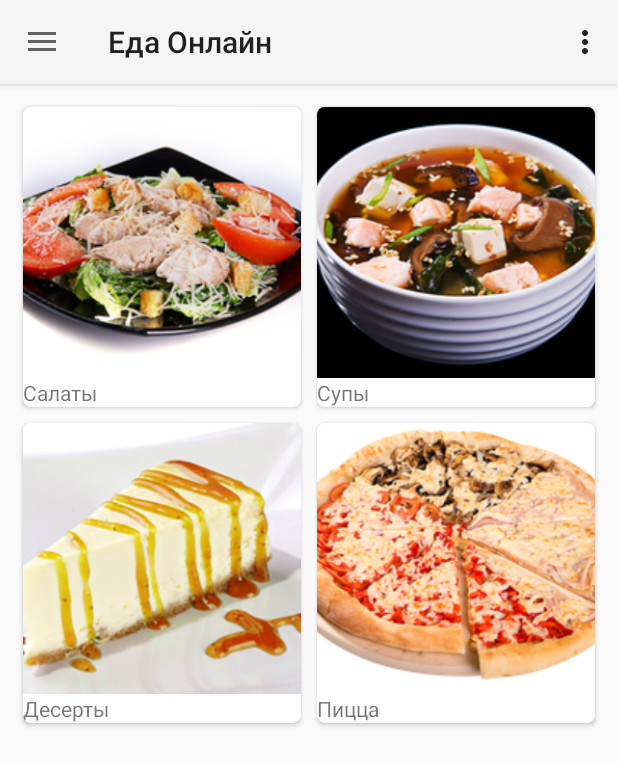
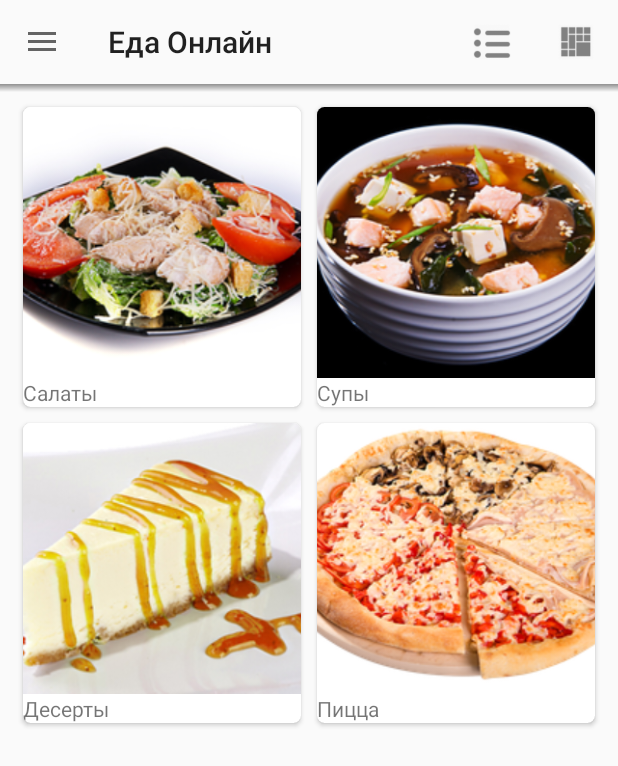
Before and after one commit to eamalhajri/OnlineShopProject, an Android app: the screen it shows after launch (MainActivity), on a phone screen of 412 x 824 dp. Shown: the top 766 px of the screen. Run offline under Robolectric (Android 15) with nearby library versions, the phone set to English and light mode, and no system bars; libraries missing offline, so code that uses them is left out: com.raizlabs.android; 3 statements that could not run were skipped.

Commit message:
replace actionbar with toolbar

```diff
--- a/OnlineShop/app/src/main/java/com/example/phantom/onlineshop/MainActivity.java
+++ b/OnlineShop/app/src/main/java/com/example/phantom/onlineshop/MainActivity.java
@@ -11,21 +11,19 @@ import android.support.v4.app.Fragment;
 import android.support.v4.app.FragmentActivity;
 import android.support.v4.widget.DrawerLayout;
 import android.support.v7.app.ActionBarDrawerToggle;
+import android.support.v7.app.AppCompatActivity;
 import android.support.v7.widget.LinearLayoutManager;
 import android.support.v7.widget.RecyclerView;
+import android.support.v7.widget.Toolbar;
 import android.util.Log;
-import android.view.LayoutInflater;
 import android.view.Menu;
-import android.view.MenuInflater;
 import android.view.MenuItem;
 import android.view.View;
-import android.widget.ShareActionProvider;
 
 import com.example.phantom.onlineshop.adapters.DrawerAdapter;
 import com.example.phantom.onlineshop.adapters.Header;
 import com.example.phantom.onlineshop.database.Model;
 import com.example.phantom.onlineshop.database.ModelDatabase;
-import com.example.phantom.onlineshop.database.Model_Table;
 import com.example.phantom.onlineshop.fragments.ContactsFragment;
 import com.example.phantom.onlineshop.fragments.TopFragment;
 import com.example.phantom.onlineshop.models.Offer;
@@ -36,7 +34,6 @@ import com.example.phantom.onlineshop.rest.ApiService;
 import com.raizlabs.android.dbflow.config.DatabaseDefinition;
 import com.raizlabs.android.dbflow.config.FlowConfig;
 import com.raizlabs.android.dbflow.config.FlowManager;
-import com.raizlabs.android.dbflow.sql.language.Delete;
 import com.raizlabs.android.dbflow.sql.language.Select;
 import com.raizlabs.android.dbflow.structure.database.DatabaseWrapper;
 import com.raizlabs.android.dbflow.structure.database.transaction.ITransaction;
@@ -48,7 +45,7 @@ import java.util.List;
 import retrofit2.Call;
 import retrofit2.Callback;
 
-public class MainActivity extends FragmentActivity {
+public class MainActivity extends AppCompatActivity {
     private ActionBarDrawerToggle drawerToggle;
     private String[] drawerTitles;
     private RecyclerView drawerRecyclerView;
@@ -56,6 +53,7 @@ public class MainActivity extends FragmentActivity {
     private ProgressDialog pd;
     private static ArrayList<Offer> offerList;
     private Fragment fragment;
+    private Toolbar toolbar;
 
     @Override
     protected void onCreate(Bundle savedInstanceState) {
@@ -158,11 +156,10 @@ public class MainActivity extends FragmentActivity {
     }
 
     private void initActionBar() {
-        ActionBar actionBar = getActionBar();
-        if (actionBar != null) {
-            actionBar.setDisplayHomeAsUpEnabled(true);
-            actionBar.setHomeButtonEnabled(true);
-        }
+        toolbar = (Toolbar) findViewById(R.id.toolbar);
+        setSupportActionBar(toolbar);
+        getSupportActionBar().setDisplayHomeAsUpEnabled(true);
+        getSupportActionBar().setHomeButtonEnabled(true);
     }
 
     private void initDrawer() {
@@ -174,11 +171,11 @@ public class MainActivity extends FragmentActivity {
             @Override
             public void onClick(int position) {
                 switch (position) {
-                    case 1:
-                        fragment = new TopFragment();
-                        break;
                     case 2:
                         fragment = new ContactsFragment();
+                        break;
+                    default:
+                        fragment = new TopFragment();
                         break;
                 }
                 getSupportFragmentManager().beginTransaction()
@@ -188,7 +185,7 @@ public class MainActivity extends FragmentActivity {
                 drawerLayout.closeDrawer(drawerRecyclerView);
             }
         });
-        drawerToggle = new ActionBarDrawerToggle(this, drawerLayout, R.string.open_drawer, R.string.close_drawer) {
+        drawerToggle = new ActionBarDrawerToggle(this, drawerLayout, toolbar, R.string.open_drawer, R.string.close_drawer) {
             @Override
             public void onDrawerClosed(View drawerView) {
                 super.onDrawerClosed(drawerView);
@@ -202,12 +199,10 @@ public class MainActivity extends FragmentActivity {
             }
         };
         drawerLayout.addDrawerListener(drawerToggle);
-
     }
 
     public Header getHeader() {
-        Header header = new Header();
-        return header;
+        return new Header();
     }
 
     @Override
@@ -234,15 +229,12 @@ public class MainActivity extends FragmentActivity {
         if (drawerToggle.onOptionsItemSelected(item)) {
             return true;
         }
-        switch (item.getItemId()) {
-            case R.id.menu_grid:
+        int id = item.getItemId();
+        if (id == R.id.menu_list) {
 
-                return true;
-            case R.id.menu_list:
+            return true;
+        }
 
-                return true;
-            default:
-                return super.onOptionsItemSelected(item);
-        }
+        return super.onOptionsItemSelected(item);
     }
 }
--- a/OnlineShop/app/src/main/res/color/black.xml
+++ /dev/null
@@ -1,4 +0,0 @@
-<?xml version="1.0" encoding="utf-8"?>
-<selector xmlns:android="http://schemas.android.com/apk/res/android">
-
-</selector>
--- /dev/null
+++ b/OnlineShop/app/src/main/res/drawable/toolbar_dropshadow.xml
@@ -0,0 +1,9 @@
+<?xml version="1.0" encoding="utf-8"?>
+<shape xmlns:android="http://schemas.android.com/apk/res/android"
+    android:shape="rectangle">
+
+    <gradient android:startColor="@android:color/transparent"
+        android:endColor="#88333333"
+        android:angle="90"/>
+
+</shape>
--- a/OnlineShop/app/src/main/res/layout/activity_main.xml
+++ b/OnlineShop/app/src/main/res/layout/activity_main.xml
@@ -1,13 +1,29 @@
 <?xml version="1.0" encoding="utf-8"?>
+<RelativeLayout xmlns:android="http://schemas.android.com/apk/res/android"
+    android:layout_width="match_parent"
+    android:layout_height="match_parent">
+
+    <include
+        android:id="@+id/toolbar"
+        layout="@layout/toolbar" />
+
+    <View
+        android:layout_width="match_parent"
+        android:layout_height="5dp"
+        android:layout_below="@+id/toolbar"
+        android:background="@drawable/toolbar_dropshadow" />
+
     <android.support.v4.widget.DrawerLayout xmlns:android="http://schemas.android.com/apk/res/android"
         android:id="@+id/drawer_layout"
         android:layout_width="match_parent"
-    android:layout_height="match_parent">
+        android:layout_height="match_parent"
+        android:layout_below="@+id/toolbar">
 
         <FrameLayout
             android:id="@+id/content_frame"
             android:layout_width="match_parent"
             android:layout_height="match_parent" />
+
 
         <android.support.v7.widget.RecyclerView
             android:id="@+id/drawer_recycler_view"
@@ -19,4 +35,7 @@
             android:divider="@android:color/transparent"
             android:dividerHeight="0dp" />
 
+
     </android.support.v4.widget.DrawerLayout>
+
+</RelativeLayout>
--- /dev/null
+++ b/OnlineShop/app/src/main/res/layout/toolbar.xml
@@ -0,0 +1,7 @@
+<?xml version="1.0" encoding="utf-8"?>
+<android.support.v7.widget.Toolbar xmlns:android="http://schemas.android.com/apk/res/android"
+    style="@style/ToolBarStyle"
+    android:layout_width="match_parent"
+    android:layout_height="wrap_content"
+
+    android:minHeight="?attr/actionBarSize" />
--- a/OnlineShop/app/src/main/res/menu/menu_main.xml
+++ b/OnlineShop/app/src/main/res/menu/menu_main.xml
@@ -5,15 +5,15 @@
     tools:context=".MainActivity">
 
     <item
-        android:id="@+id/menu_grid"
-        android:icon="@drawable/stag_grid"
-        android:title="@string/grid"
-        app:showAsAction="always" />
-
-    <item
         android:id="@+id/menu_list"
         android:icon="@drawable/list"
         android:title="@string/list"
         app:showAsAction="always" />
 
+    <item
+        android:id="@+id/menu_grid"
+        android:icon="@drawable/grid"
+        android:title="@string/grid"
+        app:showAsAction="ifRoom" />
+
 </menu>
--- a/OnlineShop/app/src/main/res/values-v21/styles.xml
+++ /dev/null
@@ -1,9 +0,0 @@
-<resources>
-
-    <style name="AppTheme" parent="android:Theme.Material.Light">
-        <item name="colorPrimary">@color/colorPrimary</item>
-        <item name="colorPrimaryDark">@color/colorPrimaryDark</item>
-        <item name="colorAccent">@color/colorAccent</item>
-    </style>
-
-</resources>
--- a/OnlineShop/app/src/main/res/values/styles.xml
+++ b/OnlineShop/app/src/main/res/values/styles.xml
@@ -1,9 +1,15 @@
 <resources>
 
-    <style name="AppTheme" parent="android:Theme.Holo.Light">
+    <style name="AppTheme" parent="Theme.AppCompat.Light.NoActionBar">
+        <item name="windowActionBar">false</item>
+        <item name="windowNoTitle">true</item>
         <item name="colorPrimary">@color/colorPrimary</item>
         <item name="colorPrimaryDark">@color/colorPrimaryDark</item>
         <item name="colorAccent">@color/colorAccent</item>
     </style>
 
+    <style name="ToolBarStyle" parent="">
+        <item name="popupTheme">@style/ThemeOverlay.AppCompat.Dark</item>
+    </style>
+
 </resources>
```
Also changed, not shown: OnlineShop/app/src/main/res/drawable/face.png (added), OnlineShop/app/src/main/res/drawable/grid.png (added), OnlineShop/app/src/main/res/drawable/list.png (added), OnlineShop/app/src/main/res/drawable/navigation_drawer_image.jpg (added), OnlineShop/app/src/main/res/drawable/stag_grid.png (added). Lines whose indentation alone changed are shown as unchanged.
